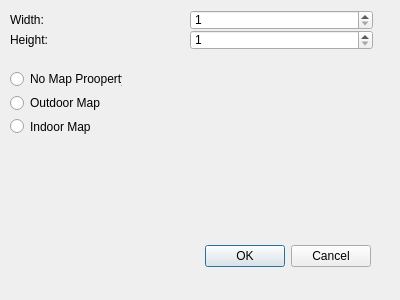
First picture: the form in WallsAndHoles/newmapdialog.ui, repository Bdtrotte/3D-Map-Gen, before the edit.
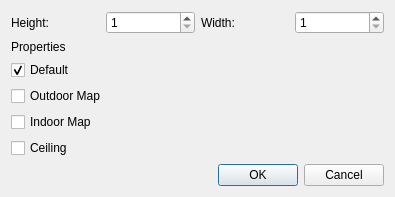
Second picture: the form after the edit.

Commit message: Redid the properties

Diff of the .ui file:
```diff
--- a/WallsAndHoles/newmapdialog.ui
+++ b/WallsAndHoles/newmapdialog.ui
@@ -6,74 +6,18 @@
    <rect>
     <x>0</x>
     <y>0</y>
-    <width>400</width>
-    <height>300</height>
+    <width>395</width>
+    <height>178</height>
    </rect>
   </property>
   <property name="windowTitle">
    <string>New Map Dialog</string>
   </property>
-  <widget class="QDialogButtonBox" name="buttonBox">
-   <property name="geometry">
-    <rect>
-     <x>30</x>
-     <y>240</y>
-     <width>341</width>
-     <height>32</height>
-    </rect>
-   </property>
-   <property name="orientation">
-    <enum>Qt::Horizontal</enum>
-   </property>
-   <property name="standardButtons">
-    <set>QDialogButtonBox::Cancel|QDialogButtonBox::Ok</set>
-   </property>
-  </widget>
-  <widget class="QLabel" name="width_lable">
-   <property name="geometry">
-    <rect>
-     <x>10</x>
-     <y>10</y>
-     <width>183</width>
-     <height>20</height>
-    </rect>
-   </property>
-   <property name="font">
-    <font>
-     <pointsize>9</pointsize>
-     <weight>50</weight>
-     <bold>false</bold>
-    </font>
-   </property>
-   <property name="toolTip">
-    <string>How many tiles wide the map will be</string>
-   </property>
-   <property name="text">
-    <string>Width:</string>
-   </property>
-  </widget>
-  <widget class="QSpinBox" name="widthSpinBox">
-   <property name="geometry">
-    <rect>
-     <x>190</x>
-     <y>10</y>
-     <width>183</width>
-     <height>20</height>
-    </rect>
-   </property>
-   <property name="minimum">
-    <number>1</number>
-   </property>
-  </widget>
+  <layout class="QFormLayout" name="formLayout">
+   <item row="0" column="0" colspan="2">
+    <layout class="QHBoxLayout" name="horizontalLayout">
+     <item>
   <widget class="QLabel" name="height_lable">
-   <property name="geometry">
-    <rect>
-     <x>10</x>
-     <y>30</y>
-     <width>183</width>
-     <height>20</height>
-    </rect>
-   </property>
    <property name="font">
     <font>
      <pointsize>9</pointsize>
@@ -88,52 +32,97 @@
     <string>Height:</string>
    </property>
   </widget>
+     </item>
+     <item>
   <widget class="QSpinBox" name="heightSpinBox">
-   <property name="geometry">
-    <rect>
-     <x>190</x>
-     <y>30</y>
-     <width>183</width>
-     <height>20</height>
-    </rect>
-   </property>
+       <property name="minimum">
+        <number>1</number>
+       </property>
+      </widget>
+     </item>
+     <item>
+      <widget class="QLabel" name="width_lable">
+       <property name="font">
+        <font>
+         <pointsize>9</pointsize>
+         <weight>50</weight>
+         <bold>false</bold>
+        </font>
+       </property>
+       <property name="toolTip">
+        <string>How many tiles wide the map will be</string>
+       </property>
+       <property name="text">
+        <string>Width:</string>
+       </property>
+      </widget>
+     </item>
+     <item>
+      <widget class="QSpinBox" name="widthSpinBox">
    <property name="minimum">
     <number>1</number>
    </property>
   </widget>
-  <widget class="QWidget" name="">
-   <property name="geometry">
-    <rect>
-     <x>10</x>
-     <y>70</y>
-     <width>112</width>
-     <height>65</height>
-    </rect>
-   </property>
+     </item>
+    </layout>
+   </item>
+   <item row="1" column="0" colspan="2">
+    <layout class="QVBoxLayout" name="verticalLayout_2">
+     <item>
+      <widget class="QLabel" name="label">
+       <property name="text">
+        <string>Properties</string>
+       </property>
+      </widget>
+     </item>
+     <item>
    <layout class="QVBoxLayout" name="verticalLayout">
     <item>
-     <widget class="QRadioButton" name="noPropertyRadioBtn">
+        <widget class="QCheckBox" name="checkBox_Default">
       <property name="text">
-       <string>No Map Prooperty</string>
+          <string>Default</string>
+         </property>
+         <property name="checked">
+          <bool>true</bool>
       </property>
      </widget>
     </item>
     <item>
-     <widget class="QRadioButton" name="outdoorRadioBtn">
+        <widget class="QCheckBox" name="checkBox_Outdoor">
       <property name="text">
        <string>Outdoor Map</string>
       </property>
      </widget>
     </item>
     <item>
-     <widget class="QRadioButton" name="indoorRadioBtn">
+        <widget class="QCheckBox" name="checkBox_Indoor">
       <property name="text">
        <string>Indoor Map</string>
       </property>
      </widget>
     </item>
-   </layout>
-  </widget>
+       <item>
+        <widget class="QCheckBox" name="checkBox_Ceiling">
+         <property name="text">
+          <string>Ceiling</string>
+         </property>
+        </widget>
+       </item>
+      </layout>
+     </item>
+    </layout>
+   </item>
+   <item row="2" column="1">
+    <widget class="QDialogButtonBox" name="buttonBox">
+     <property name="orientation">
+      <enum>Qt::Horizontal</enum>
+     </property>
+     <property name="standardButtons">
+      <set>QDialogButtonBox::Cancel|QDialogButtonBox::Ok</set>
+     </property>
+    </widget>
+   </item>
+  </layout>
  </widget>
  <resources/>
  <connections>
```
Left out of the diff: 8 changed lines with no effect on the pictures. Lines whose indentation alone changed are shown as unchanged. The commit also changes 6 other files.
